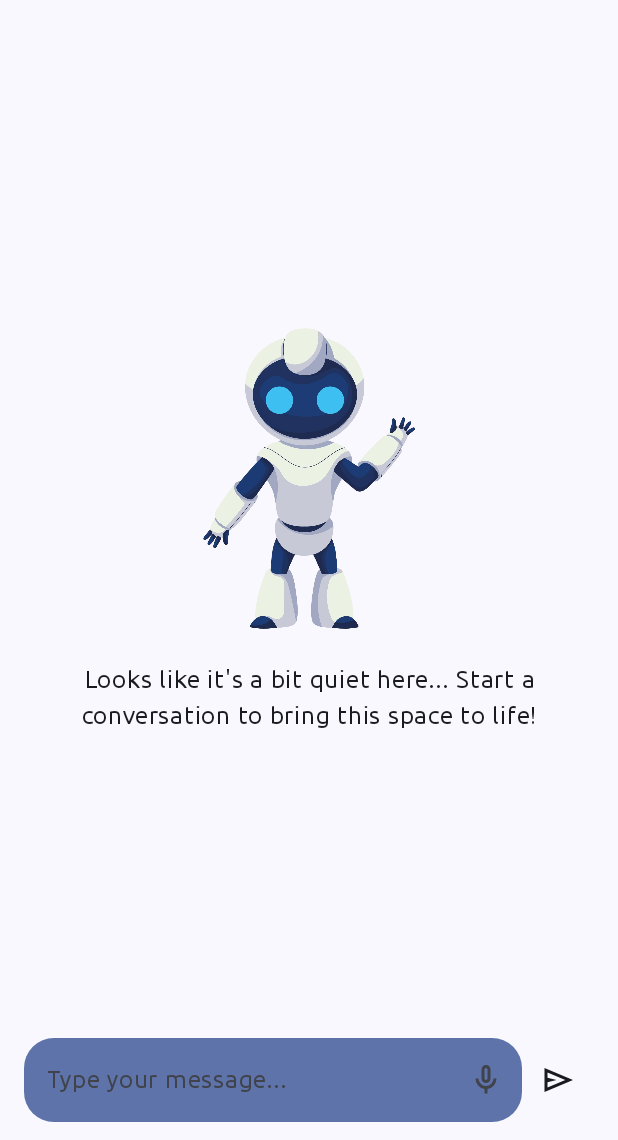
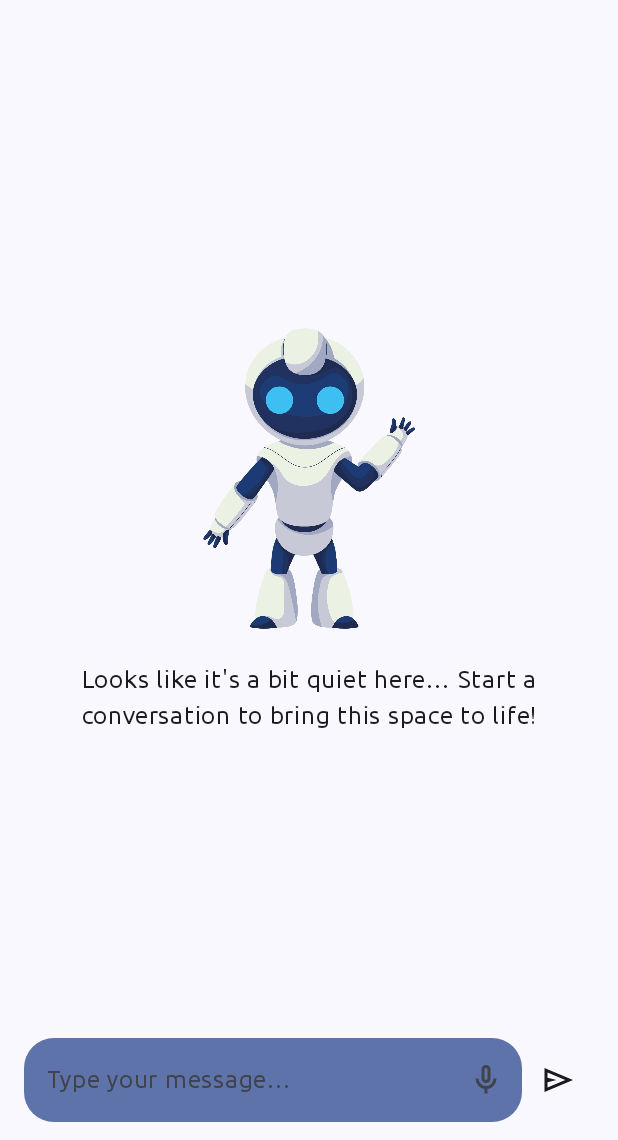
Before and after one commit to ahmadsufyan455/jet-ai, an Android app built with Jetpack Compose: the screen it shows after launch (MainActivity), on a phone screen of 412 x 824 dp, the part 96-1236 px from its top. Run offline under Robolectric (Android 15) with nearby library versions, the phone set to English and light mode, and no system bars; our stand-ins replace Dagger/Hilt's generated code; libraries missing offline, so code that uses them is left out: com.google.ai.client.

Commit message:
refactoring UI state & string resource

```diff
--- a/app/src/main/java/com/zerodev/jetai/JetAIApp.kt
+++ b/app/src/main/java/com/zerodev/jetai/JetAIApp.kt
@@ -22,6 +22,7 @@ import androidx.compose.runtime.getValue
 import androidx.compose.ui.Alignment
 import androidx.compose.ui.Modifier
 import androidx.compose.ui.res.painterResource
+import androidx.compose.ui.res.stringResource
 import androidx.compose.ui.text.style.TextAlign
 import androidx.compose.ui.tooling.preview.Preview
 import androidx.compose.ui.unit.dp
@@ -45,25 +46,30 @@ fun JetAIApp(modifier: Modifier = Modifier, viewModel: ChatViewModel) {
         val uiState by viewModel.uiState.collectAsState()
         val listState = rememberLazyListState()
 
-        when (uiState) {
-            is UIState.Loading -> {
-                LoadingIndicator()
-            }
-
-            is UIState.Success -> {
-                val messageList = (uiState as UIState.Success).messages
-
-                LaunchedEffect(messageList) {
-                    listState.animateScrollToItem(messageList.size - 1)
-                }
-
         Column(
             modifier = modifier
                 .padding(innerPadding)
                 .consumeWindowInsets(innerPadding)
                 .imePadding()
         ) {
+            when (uiState) {
+                is UIState.Loading -> {
+                    LoadingIndicator(modifier = Modifier.weight(1f))
+                }
+                is UIState.Success -> {
+                    val messageList = (uiState as UIState.Success).messages
+                    LaunchedEffect(messageList) {
+                        listState.animateScrollToItem(messageList.size - 1)
+                    }
                     MessageList(messageList, modifier = Modifier.weight(1f), listState)
+                }
+                is UIState.Error -> {
+                    val errorMessage = (uiState as UIState.Error).message
+                    ErrorView(errorMessage, (uiState as UIState.Error).messages, modifier = Modifier.weight(1f)) { message ->
+                        viewModel.sendMessage(message)
+                    }
+                }
+            }
             TextInput(
                 modifier = Modifier
                     .padding(
@@ -72,15 +78,6 @@ fun JetAIApp(modifier: Modifier = Modifier, viewModel: ChatViewModel) {
                     )
             ) { message ->
                 viewModel.sendMessage(message)
-                    }
-                }
-            }
-
-            is UIState.Error -> {
-                val errorMessage = (uiState as UIState.Error).message
-                ErrorView(errorMessage, (uiState as UIState.Error).messages) { message ->
-                    viewModel.sendMessage(message)
-                }
             }
         }
     }
@@ -103,7 +100,7 @@ fun MessageList(messages: List<Chat>, modifier: Modifier = Modifier, listState:
                     .size(250.dp)
             )
             Text(
-                text = "Looks like it's a bit quiet here... Start a conversation to bring this space to life!",
+                text = stringResource(R.string.start_conversation),
                 style = MaterialTheme.typography.bodyLarge.copy(
                     textAlign = TextAlign.Center
                 )
--- a/app/src/main/java/com/zerodev/jetai/ui/components/ErrorView.kt
+++ b/app/src/main/java/com/zerodev/jetai/ui/components/ErrorView.kt
@@ -12,8 +12,10 @@ import androidx.compose.material3.Text
 import androidx.compose.runtime.Composable
 import androidx.compose.ui.Alignment
 import androidx.compose.ui.Modifier
+import androidx.compose.ui.res.stringResource
 import androidx.compose.ui.text.style.TextAlign
 import androidx.compose.ui.unit.dp
+import com.zerodev.jetai.R
 import com.zerodev.jetai.model.Chat
 
 @Composable
@@ -46,7 +48,7 @@ fun ErrorView(
             }
         }
         Button(onClick = { onRetry("Retry message") }) {
-            Text(text = "Retry")
+            Text(text = stringResource(R.string.retry))
         }
     }
 }
--- a/app/src/main/java/com/zerodev/jetai/ui/components/TextInput.kt
+++ b/app/src/main/java/com/zerodev/jetai/ui/components/TextInput.kt
@@ -1,6 +1,7 @@
 package com.zerodev.jetai.ui.components
 
 import android.app.Activity
+import android.content.Context
 import android.content.Intent
 import android.speech.RecognizerIntent
 import androidx.activity.compose.ManagedActivityResultLauncher
@@ -26,8 +27,10 @@ import androidx.compose.runtime.setValue
 import androidx.compose.ui.Alignment
 import androidx.compose.ui.Modifier
 import androidx.compose.ui.graphics.Color
+import androidx.compose.ui.platform.LocalContext
 import androidx.compose.ui.platform.LocalFocusManager
 import androidx.compose.ui.res.painterResource
+import androidx.compose.ui.res.stringResource
 import androidx.compose.ui.tooling.preview.Preview
 import androidx.compose.ui.unit.dp
 import com.zerodev.jetai.R
@@ -42,11 +45,12 @@ fun TextInput(
 ) {
     var message by remember { mutableStateOf("") }
     val focusManager = LocalFocusManager.current
+    val context = LocalContext.current
 
     val launcher = rememberLauncherForActivityResult(ActivityResultContracts.StartActivityForResult()) {
         if (it.resultCode == Activity.RESULT_OK) {
             val result = it.data?.getStringArrayListExtra(RecognizerIntent.EXTRA_RESULTS)
-            message = result?.get(0) ?: "No speech detected"
+            message = result?.get(0) ?: context.getString(R.string.no_speech_detected)
             onMessageSend(message)
             message = ""
         }
@@ -58,7 +62,7 @@ fun TextInput(
         TextField(
             value = message,
             onValueChange = { message = it },
-            placeholder = { Text("Type your message...") },
+            placeholder = { Text(stringResource(R.string.type_your_message)) },
             shape = RoundedCornerShape(20.dp),
             modifier = Modifier
                 .weight(1f)
@@ -69,7 +73,7 @@ fun TextInput(
                 if (message.isEmpty()) {
                     IconButton(
                         onClick = {
-                            launchSpeechRecognition(launcher)
+                            launchSpeechRecognition(context, launcher)
                         }
                     ) {
                         Icon(
@@ -103,13 +107,14 @@ fun TextInput(
 }
 
 private fun launchSpeechRecognition(
+    context: Context,
     launcher: ManagedActivityResultLauncher<Intent, ActivityResult>
 ) {
     val intent = Intent(RecognizerIntent.ACTION_RECOGNIZE_SPEECH).apply {
         putExtra(RecognizerIntent.EXTRA_LANGUAGE_MODEL, RecognizerIntent.LANGUAGE_MODEL_FREE_FORM)
         putExtra(RecognizerIntent.EXTRA_LANGUAGE, Locale.getDefault())
         putExtra(RecognizerIntent.EXTRA_PREFER_OFFLINE, true)
-        putExtra(RecognizerIntent.EXTRA_PROMPT, "Speak now...")
+        putExtra(RecognizerIntent.EXTRA_PROMPT, context.getString(R.string.speak_now))
     }
     launcher.launch(intent)
 }
--- a/app/src/main/res/values/strings.xml
+++ b/app/src/main/res/values/strings.xml
@@ -1,3 +1,8 @@
 <resources>
     <string name="app_name">Jet AI</string>
+    <string name="start_conversation">Looks like it\'s a bit quiet here… Start a conversation to bring this space to life!</string>
+    <string name="retry">Retry</string>
+    <string name="no_speech_detected">No speech detected</string>
+    <string name="type_your_message">Type your message…</string>
+    <string name="speak_now">Speak now…</string>
 </resources>
```
Lines whose indentation alone changed are shown as unchanged.
